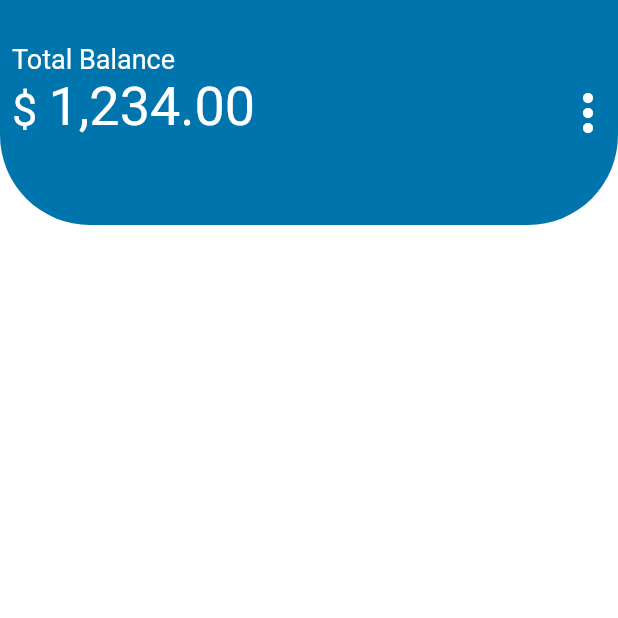
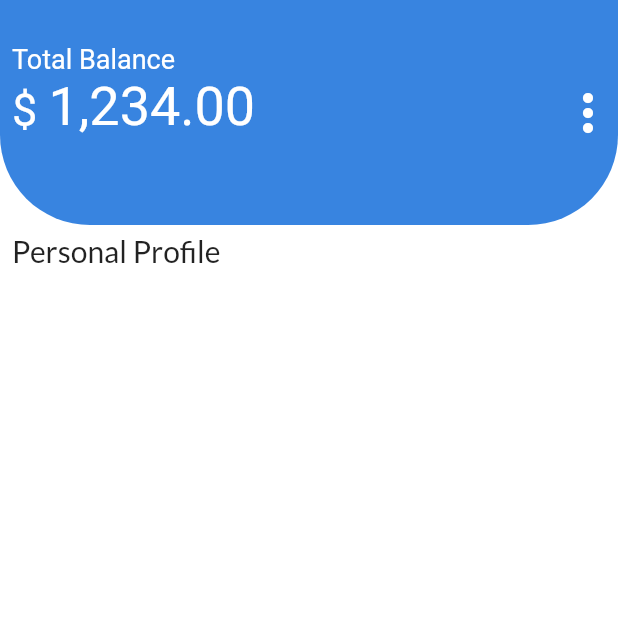
Before and after one commit to chiuywai2/fingerpay, a Flutter app: the Account screen opened directly, on a phone screen of 412 x 824 dp, the top half of it. Run offline on Flutter 3.47's test engine with Material 2 defaults, Android fonts, the phone set to English and light mode, and no system bars; our stand-ins replace flutter_svg, google_fonts.

```diff
--- a/lib/src/screen/account.dart
+++ b/lib/src/screen/account.dart
@@ -50,6 +50,20 @@ class _AccountState extends State<Account> {
                         })
                   ],
                 ),
+                SizedBox(
+                  height: 5,
+                ),
+                Row(
+                  children: <Widget>[
+                    Padding(
+                      padding: const EdgeInsets.all(8.0),
+                      child: Text(
+                        "Personal Profile",
+                        style: TextStyle(fontSize: 20),
+                      ),
+                    ),
+                  ],
+                ),
               ],
             ),
           ),
--- a/lib/src/widget/topbar.dart
+++ b/lib/src/widget/topbar.dart
@@ -17,7 +17,7 @@ class _TopbarState extends State<Topbar> {
           Container(
             height: widget.barHeight,
             decoration: BoxDecoration(
-                color: HexColor("0074ad"),
+                color: HexColor("3884e0"),
                 borderRadius: BorderRadius.only(
                   bottomRight: Radius.circular(60),
                   bottomLeft: Radius.circular(60),
```
Also changed, not shown: lib/src/screen/resetPassword.dart (added), 8 other files.
